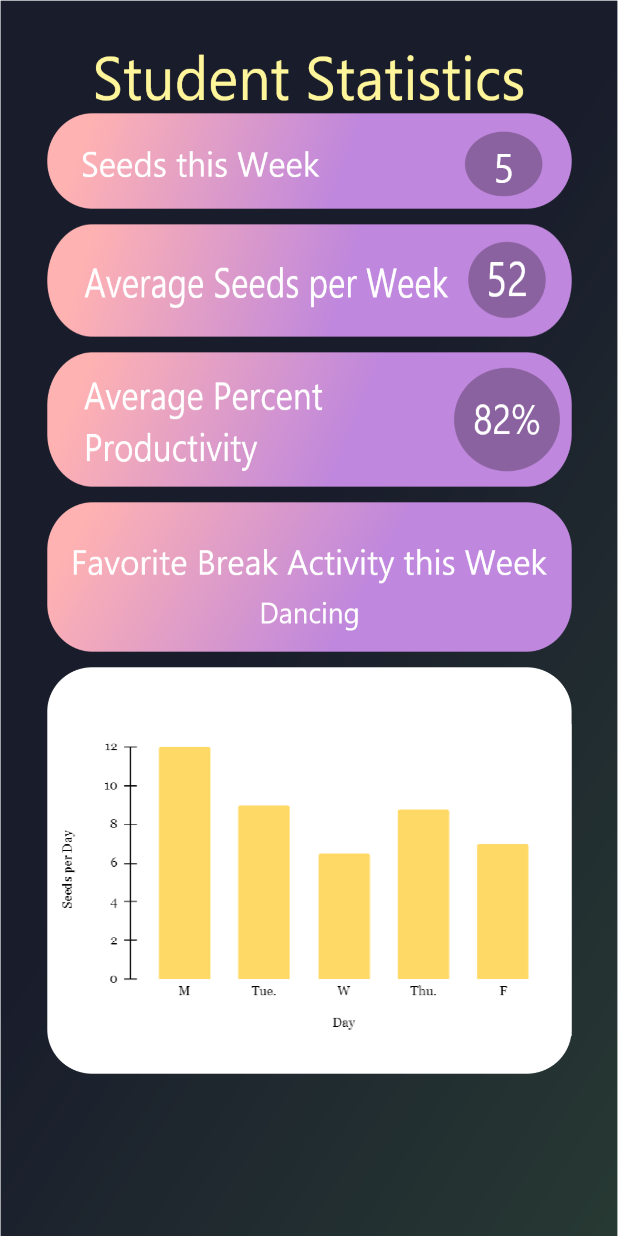
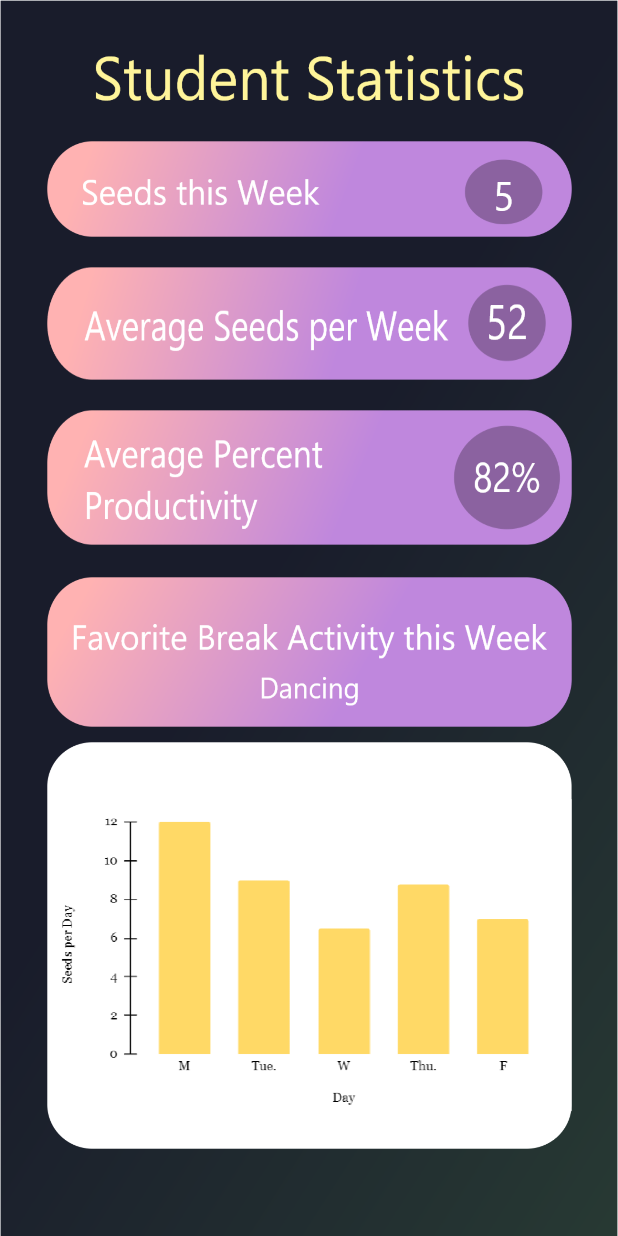
Before and after one commit to Kokobe/ProducTreevity, an Android app: the layout activity_student_stats.xml on its own in the app's theme, with its tools: preview values and no code run, on a phone screen of 412 x 824 dp. Run offline under Robolectric (Android 15) with nearby library versions, the phone set to English and light mode, and no system bars.

Commit message:
latest designs

```diff
--- a/app/src/main/res/layout/activity_student_stats.xml
+++ b/app/src/main/res/layout/activity_student_stats.xml
@@ -11,8 +11,10 @@
         android:id="@+id/imageView"
         android:layout_width="350dp"
         android:layout_height="64dp"
-        android:layout_marginTop="75dp"
+        android:layout_marginTop="105dp"
+        android:layout_marginBottom="10dp"
         android:background="@drawable/seedsthisweek_studentstats"
+        app:layout_constraintBottom_toTopOf="@+id/imageView2"
         app:layout_constraintEnd_toEndOf="parent"
         app:layout_constraintStart_toStartOf="parent"
         app:layout_constraintTop_toTopOf="parent" />
@@ -22,7 +24,9 @@
         android:layout_width="350dp"
         android:layout_height="75dp"
         android:layout_marginTop="10dp"
+        android:layout_marginBottom="10dp"
         android:background="@drawable/averageseedsperweek_studentstats"
+        app:layout_constraintBottom_toTopOf="@+id/imageView3"
         app:layout_constraintEnd_toEndOf="parent"
         app:layout_constraintStart_toStartOf="parent"
         app:layout_constraintTop_toBottomOf="@+id/imageView" />
@@ -32,7 +36,9 @@
         android:layout_width="350dp"
         android:layout_height="90dp"
         android:layout_marginTop="10dp"
+        android:layout_marginBottom="11dp"
         android:background="@drawable/percentproductivity_studentstats"
+        app:layout_constraintBottom_toTopOf="@+id/imageView4"
         app:layout_constraintEnd_toEndOf="parent"
         app:layout_constraintStart_toStartOf="parent"
         app:layout_constraintTop_toBottomOf="@+id/imageView2" />
@@ -43,6 +49,7 @@
         android:layout_height="100dp"
         android:layout_marginTop="10dp"
         android:background="@drawable/favoritebreak_studentstats"
+        app:layout_constraintBottom_toTopOf="@+id/imageView5"
         app:layout_constraintEnd_toEndOf="parent"
         app:layout_constraintStart_toStartOf="parent"
         app:layout_constraintTop_toBottomOf="@+id/imageView3" />
@@ -52,7 +59,9 @@
         android:layout_width="350dp"
         android:layout_height="271dp"
         android:layout_marginTop="10dp"
+        android:layout_marginBottom="69dp"
         android:background="@drawable/chart_studentstats"
+        app:layout_constraintBottom_toBottomOf="parent"
         app:layout_constraintEnd_toEndOf="parent"
         app:layout_constraintStart_toStartOf="parent"
         app:layout_constraintTop_toBottomOf="@+id/imageView4" />
```
Also changed, not shown: app/src/main/AndroidManifest.xml (+20 -7 lines), app/src/main/java/com/example/productreevity/StudBreakChooseActivity.java (added, +14 -0 lines), app/src/main/res/layout/activity_stud_break_choose.xml (added, +9 -0 lines), app/src/main/res/layout/activity_teacher.xml (+8 -12 lines), app/src/main/res/drawable-v24/Group 21.png (added), app/src/main/res/drawable-v24/asignments_teacherhomebtn.png (added), app/src/main/res/drawable-v24/encourage_teacherhome_btn.png (added), app/src/main/res/drawable-v24/number of redemptions_teacherhome.png (added), app/src/main/res/drawable-v24/numberofstudents_teacherhome.png (added), app/src/main/res/drawable-v24/stats_teacherhome_btn.png (added), app/src/main/res/drawable-v24/teacherasignments_homebtn.png (added), app/src/main/res/drawable-v24/teacherhome_background.png (added).
